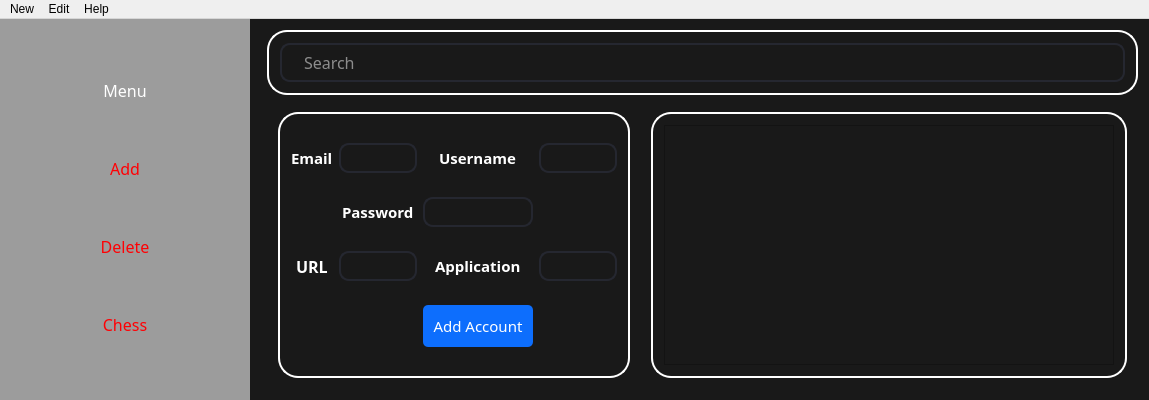
Above: PWManager/mainpasswordmenu.ui from laramirezmancill0207/Game-Password-Manager before the change. Below: the same form after it.
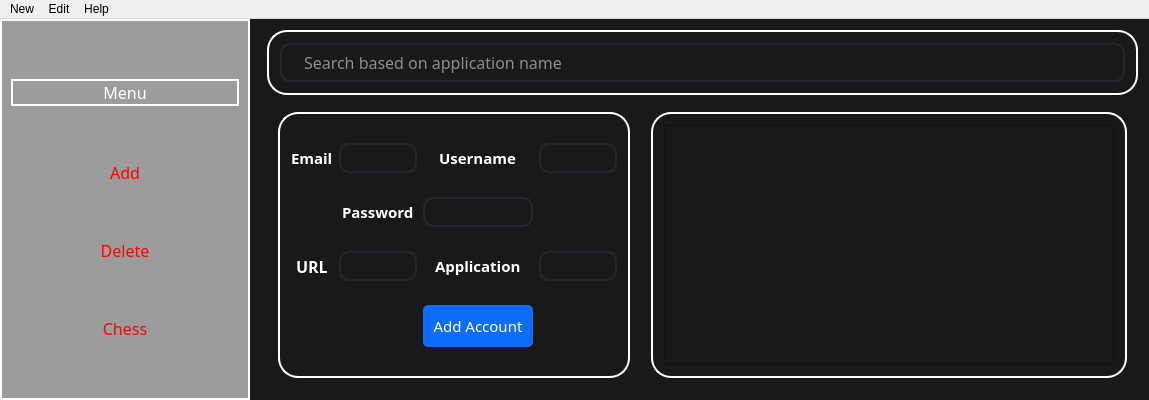
That is the form after the change.

Patch:
```diff
--- a/PWManager/mainpasswordmenu.ui
+++ b/PWManager/mainpasswordmenu.ui
@@ -119,6 +119,7 @@
        <string notr="true">QWidget
 {
 	background-color: rgb(156, 156, 156);
+	border: 2px solid rgb(255, 255, 255);
 }
 
 QPushButton
@@ -232,7 +233,7 @@
               </font>
              </property>
              <property name="placeholderText">
-              <string>Search</string>
+              <string>Search based on application name</string>
              </property>
             </widget>
            </item>
```
Left out of the diff: 2 changed lines with no effect on the pictures.
